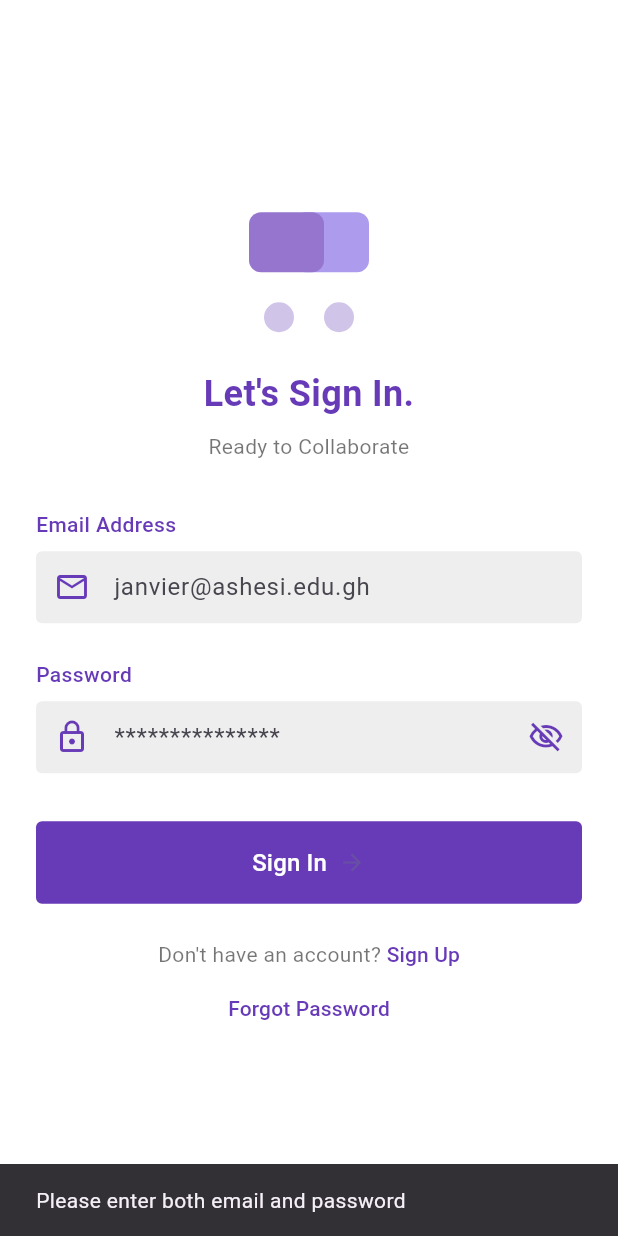
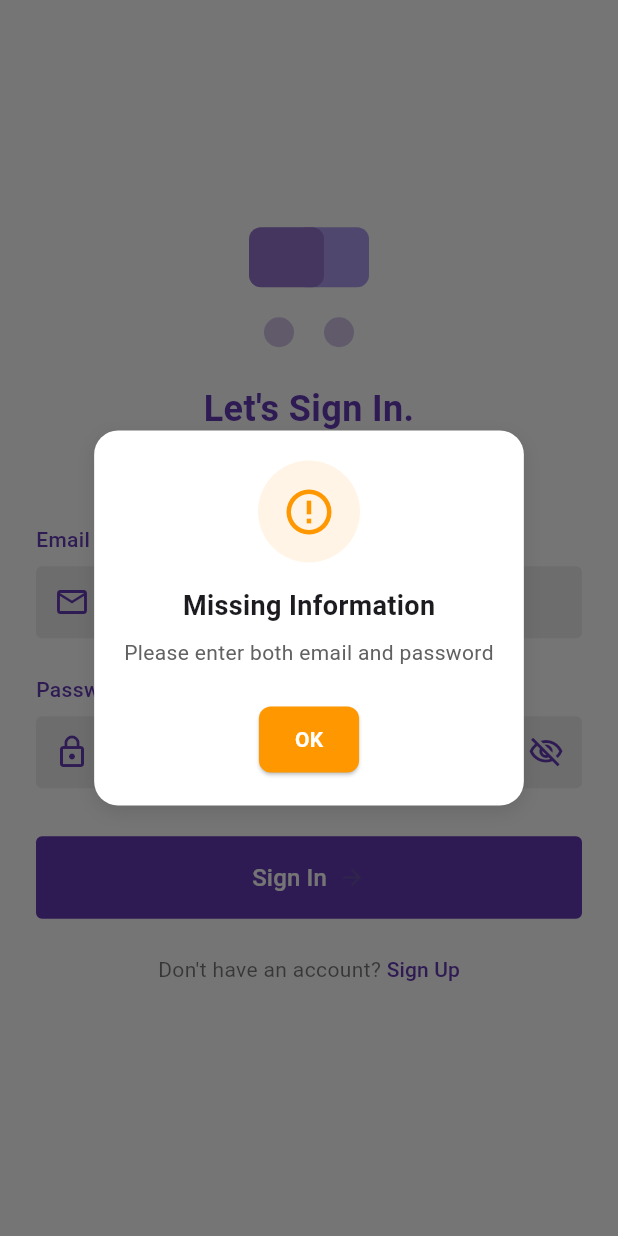
Before and after one commit to DaveSaah/collabhub, a Flutter app: the screen it shows after launch, after a tap on "Sign In", on a phone screen of 412 x 824 dp. Run offline on Flutter 3.47's test engine with Material 3 defaults, Android fonts, the phone set to English and light mode, and no system bars; our stand-ins replace cloud_firestore, firebase_auth, firebase_core; accounts and stored records are empty.

Commit message:
Update login_page.dart with validation

```diff
--- a/lib/views/auth/login_page.dart
+++ b/lib/views/auth/login_page.dart
@@ -2,6 +2,7 @@ import 'package:collabhub/views/profile_page.dart';
 import 'package:flutter/material.dart';
 import 'package:collabhub/views/auth/signup_page.dart';
 import 'package:collabhub/services/auth.dart';
+import 'package:collabhub/views/project_listings.dart';
 
 class LoginScreen extends StatefulWidget {
   const LoginScreen({super.key});
@@ -16,13 +17,125 @@ class _LoginScreenState extends State<LoginScreen> {
   final TextEditingController _passwordController = TextEditingController();
   final AuthService _authService = AuthService();
 
+  // Validation functions
+  bool _isValidAshesiEmail(String email) {
+    return email.isNotEmpty &&
+           email.contains('@') &&
+           email.toLowerCase().endsWith('@ashesi.edu.gh');
+  }
+
+  // Show custom popup dialog
+  void _showCustomDialog({
+    required String title,
+    required String message,
+    required IconData icon,
+    required Color color,
+  }) {
+    showDialog(
+      context: context,
+      builder: (BuildContext context) {
+        return Dialog(
+          shape: RoundedRectangleBorder(
+            borderRadius: BorderRadius.circular(16),
+          ),
+          elevation: 0,
+          backgroundColor: Colors.transparent,
+          child: Container(
+            padding: const EdgeInsets.all(20),
+            decoration: BoxDecoration(
+              color: Colors.white,
+              borderRadius: BorderRadius.circular(16),
+              boxShadow: [
+                BoxShadow(
+                  color: Colors.black.withOpacity(0.1),
+                  offset: const Offset(0, 4),
+                  blurRadius: 10,
+                ),
+              ],
+            ),
+            child: Column(
+              mainAxisSize: MainAxisSize.min,
+              children: [
+                Container(
+                  padding: const EdgeInsets.all(16),
+                  decoration: BoxDecoration(
+                    color: color.withOpacity(0.1),
+                    shape: BoxShape.circle,
+                  ),
+                  child: Icon(
+                    icon,
+                    color: color,
+                    size: 36,
+                  ),
+                ),
+                const SizedBox(height: 16),
+                Text(
+                  title,
+                  style: const TextStyle(
+                    fontSize: 18,
+                    fontWeight: FontWeight.bold,
+                  ),
+                ),
+                const SizedBox(height: 8),
+                Text(
+                  message,
+                  textAlign: TextAlign.center,
+                  style: TextStyle(
+                    fontSize: 14,
+                    color: Colors.grey.shade700,
+                  ),
+                ),
+                const SizedBox(height: 24),
+                ElevatedButton(
+                  onPressed: () => Navigator.of(context).pop(),
+                  style: ElevatedButton.styleFrom(
+                    backgroundColor: color,
+                    padding: const EdgeInsets.symmetric(
+                      vertical: 12,
+                      horizontal: 24,
+                    ),
+                    shape: RoundedRectangleBorder(
+                      borderRadius: BorderRadius.circular(8),
+                    ),
+                  ),
+                  child: const Text(
+                    'OK',
+                    style: TextStyle(
+                      color: Colors.white,
+                      fontWeight: FontWeight.w600,
+                    ),
+                  ),
+                ),
+              ],
+            ),
+          ),
+        );
+      },
+    );
+  }
+
   void _loginUser() async {
     final email = _emailController.text.trim();
     final password = _passwordController.text;
 
+    // Validate fields
     if (email.isEmpty || password.isEmpty) {
-      ScaffoldMessenger.of(context).showSnackBar(
-        const SnackBar(content: Text('Please enter both email and password')),
+      _showCustomDialog(
+        title: 'Missing Information',
+        message: 'Please enter both email and password',
+        icon: Icons.error_outline,
+        color: Colors.orange,
+      );
+      return;
+    }
+
+    // Validate email format
+    if (!_isValidAshesiEmail(email)) {
+      _showCustomDialog(
+        title: 'Invalid Email',
+        message: 'Please enter a valid Ashesi email address (@ashesi.edu.gh)',
+        icon: Icons.email_outlined,
+        color: Colors.red,
       );
       return;
     }
@@ -30,20 +143,51 @@ class _LoginScreenState extends State<LoginScreen> {
     try {
       await _authService.signInWithEmailAndPassword(email, password);
       if (mounted) {
-        ScaffoldMessenger.of(
-          context,
-        ).showSnackBar(const SnackBar(content: Text('Login successful')));
-      }
-      if (mounted) {
-        Navigator.pushReplacement(
-          context,
-          MaterialPageRoute(builder: (context) => const ProfileView()),
+        _showCustomDialog(
+          title: 'Success',
+          message: 'Login successful. Welcome back!',
+          icon: Icons.check_circle_outline,
+          color: Colors.green,
         );
+
+        // Add a slight delay before navigation for better UX
+        Future.delayed(const Duration(milliseconds: 1500), () {
+          if (mounted) {
+            Navigator.of(context).pop(); // Dismiss dialog
+            Navigator.pushReplacement(
+              context,
+              MaterialPageRoute(builder: (context) => const ProjectListingsScreen()),
+            );
+          }
+        });
       }
     } catch (e) {
       if (mounted) {
-        ScaffoldMessenger.of(context).showSnackBar(
-          SnackBar(content: Text('Login failed: ${e.toString()}')),
+        String errorMessage = 'Login failed';
+        IconData errorIcon = Icons.error_outline;
+
+        // Handle specific error cases
+        if (e.toString().contains('network')) {
+          errorMessage = 'Network error. Please check your internet connection and try again.';
+          errorIcon = Icons.signal_wifi_off;
+        } else if (e.toString().contains('user-not-found')) {
+          errorMessage = 'No account found with this email. Please check your email or sign up.';
+          errorIcon = Icons.person_outline;
+        } else if (e.toString().contains('wrong-password')) {
+          errorMessage = 'Incorrect password. Please try again.';
+          errorIcon = Icons.lock_outline;
+        } else if (e.toString().contains('too-many-requests')) {
+          errorMessage = 'Too many failed login attempts. Please try again later.';
+          errorIcon = Icons.access_time;
+        } else {
+          errorMessage = 'Login failed: ${e.toString()}';
+        }
+
+        _showCustomDialog(
+          title: 'Login Failed',
+          message: errorMessage,
+          icon: errorIcon,
+          color: Colors.red,
         );
       }
     }
@@ -171,7 +315,7 @@ class _LoginScreenState extends State<LoginScreen> {
                   child: TextField(
                     controller: _emailController,
                     decoration: InputDecoration(
-                      hintText: 'janvier@ashesi.edu.gh',
+                      hintText: 'youremail@ashesi.edu.gh',
                       border: InputBorder.none,
                       prefixIcon: const Icon(
                         Icons.email_outlined,
@@ -293,25 +437,6 @@ class _LoginScreenState extends State<LoginScreen> {
                   ),
                 ),
                 const SizedBox(height: 16),
-
-                // Forgot Password
-                Center(
-                  child: TextButton(
-                    onPressed: () {
-                      // Navigate to forgot password screen
-                    },
-                    style: TextButton.styleFrom(
-                      padding: EdgeInsets.zero,
-                      minimumSize: Size.zero,
-                      tapTargetSize: MaterialTapTargetSize.shrinkWrap,
-                      foregroundColor: Colors.deepPurple,
-                    ),
-                    child: const Text(
-                      "Forgot Password",
-                      style: TextStyle(fontWeight: FontWeight.w500),
-                    ),
-                  ),
-                ),
               ],
             ),
           ),
```
